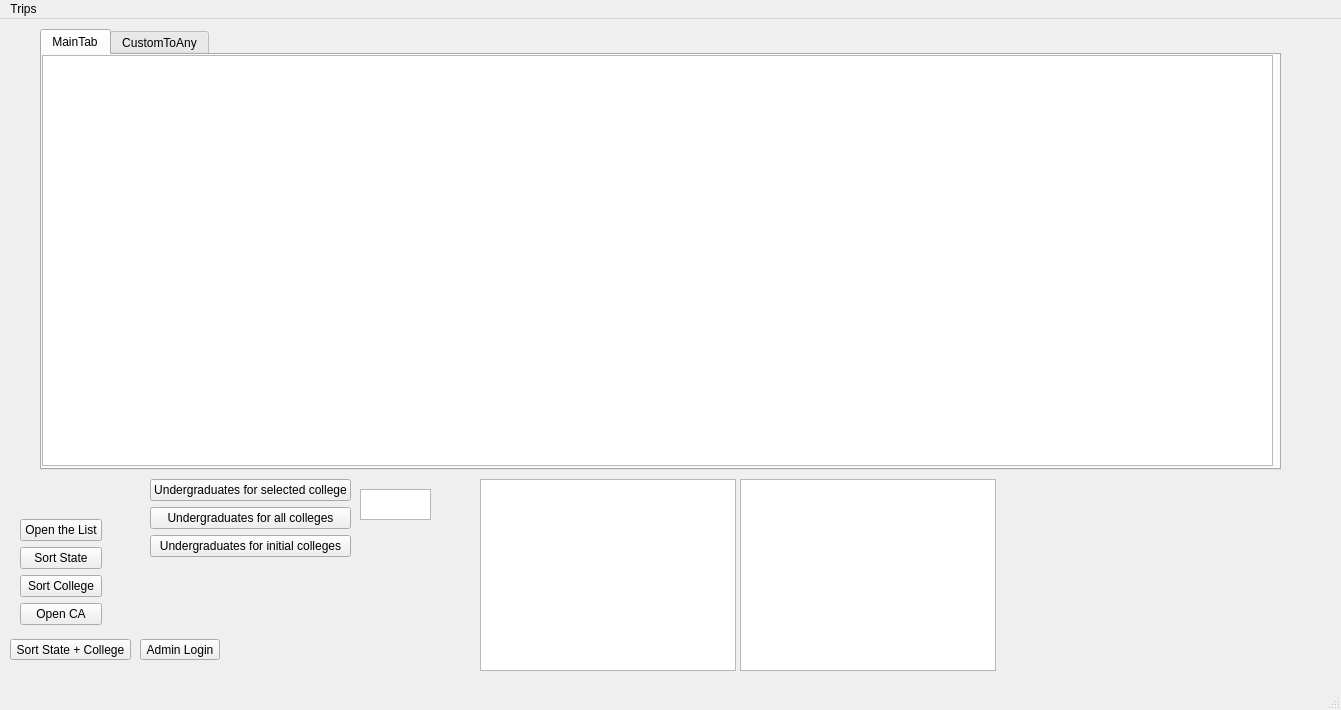
Above: CollegeTouring/mainwindow.ui from Savant-sys/College-Touring before the change. Below: the same form after it.
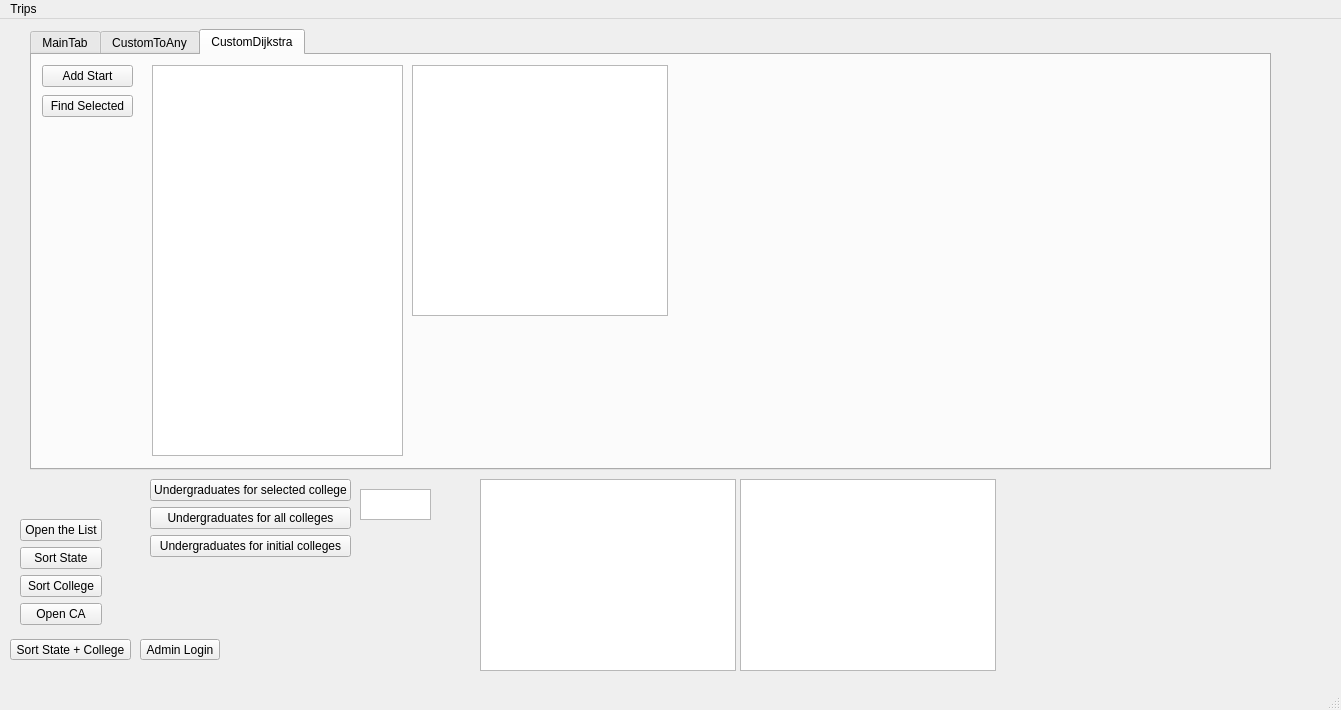
That is the form after the change. The open tabs and pages were chosen to show the change.

Commit message: Dijkstra paths not working

Diff of the .ui file:
```diff
--- a/CollegeTouring/mainwindow.ui
+++ b/CollegeTouring/mainwindow.ui
@@ -73,7 +73,7 @@
      <widget class="QTabWidget" name="tabWidget">
       <property name="geometry">
        <rect>
-        <x>30</x>
+        <x>20</x>
         <y>0</y>
         <width>1241</width>
         <height>441</height>
@@ -193,6 +193,67 @@
          <string>AddSouvenir</string>
         </property>
        </widget>
+       <widget class="QListWidget" name="SelectedCollegesList">
+        <property name="geometry">
+         <rect>
+          <x>380</x>
+          <y>230</y>
+          <width>261</width>
+          <height>181</height>
+         </rect>
+        </property>
+       </widget>
+      </widget>
+      <widget class="QWidget" name="tab_3">
+       <attribute name="title">
+        <string>CustomDijkstra</string>
+       </attribute>
+       <widget class="QPushButton" name="pushButton_3">
+        <property name="geometry">
+         <rect>
+          <x>10</x>
+          <y>10</y>
+          <width>91</width>
+          <height>22</height>
+         </rect>
+        </property>
+        <property name="text">
+         <string>Add Start</string>
+        </property>
+       </widget>
+       <widget class="QPushButton" name="pushButton_4">
+        <property name="geometry">
+         <rect>
+          <x>10</x>
+          <y>40</y>
+          <width>91</width>
+          <height>22</height>
+         </rect>
+        </property>
+        <property name="text">
+         <string>Find Selected</string>
+        </property>
+       </widget>
+       <widget class="QListWidget" name="CustomDijkstraList">
+        <property name="geometry">
+         <rect>
+          <x>120</x>
+          <y>10</y>
+          <width>251</width>
+          <height>391</height>
+         </rect>
+        </property>
+       </widget>
+       <widget class="QListWidget" name="listWidget">
+        <property name="geometry">
+         <rect>
+          <x>380</x>
+          <y>10</y>
+          <width>256</width>
+          <height>251</height>
+         </rect>
+        </property>
+       </widget>
       </widget>
      </widget>
     </widget>
```
Left out of the diff: 8 changed lines with no effect on the pictures. The commit also changes 21 other files.
